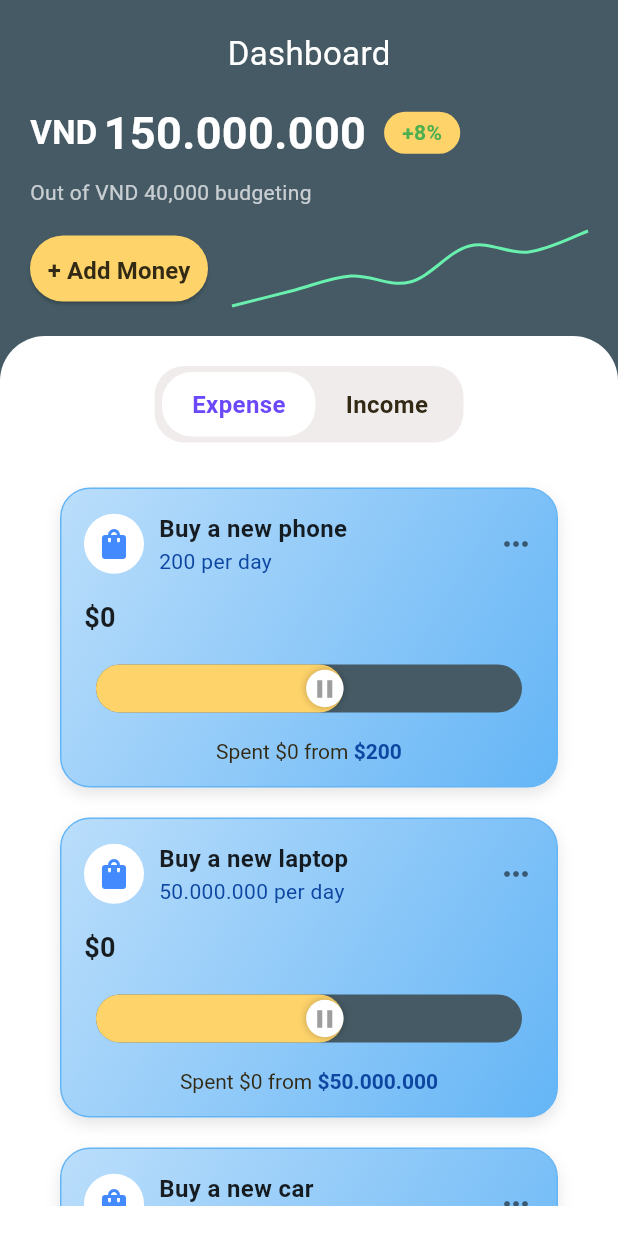
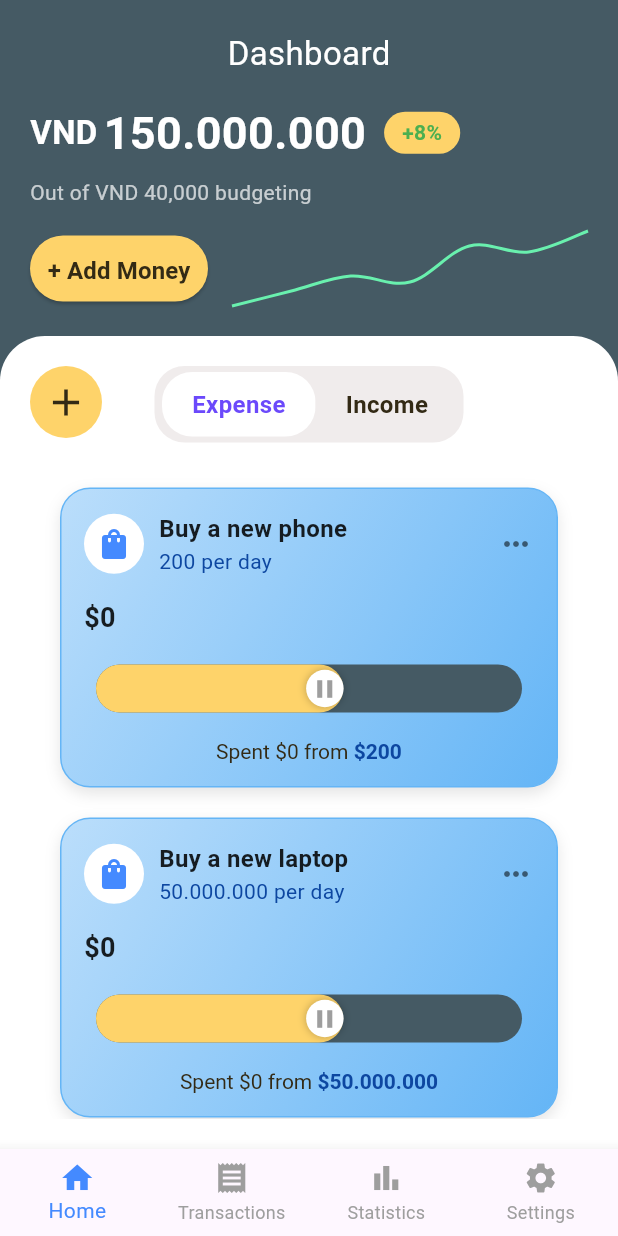
Before and after one commit to phantronghuy/daily-expense-management, a Flutter app: the screen it shows after launch, after a tap on "Let's Start", on a phone screen of 412 x 824 dp. Run offline on Flutter 3.47's test engine with Material 3 defaults, Android fonts, the phone set to English and light mode, and no system bars; drawn by our look-alikes of fl_chart.

Commit message:
[FE/BE][IMPLEMENT] Create CreateTaskPage [DES] Create CreateTaskPage       Create TaskCardManager to control All TaskCard       Modify main screen with 4 tabs

```diff
--- a/lib/obj/Task.dart
+++ b/lib/obj/Task.dart
@@ -1,9 +1,16 @@
+import 'package:daily_expense_management/obj/enum/IdTask.dart';
+
 class Task {
+  late int _id;
   String _title;
   String _description;
   double _amount;
 
-  Task(this._title, this._description, this._amount);
+  Task(this._title, this._description, this._amount) {
+    _id = IdTask.id++;
+  }
+
+  int get id => _id;
 
   String get title => _title;
   String get description => _description;
--- a/lib/obj/TaskCard.dart
+++ b/lib/obj/TaskCard.dart
@@ -1,8 +1,20 @@
 import 'package:daily_expense_management/obj/Task.dart';
+import 'package:daily_expense_management/obj/enum/TypeOfExpense.dart';
 
 class TaskCard extends Task{
   double _currentAmount;
-  TaskCard(super.title, super.description, super.amount) : _currentAmount = 0.0;
+  TypeOfExpense _typeOfExpense;
+  TaskCard(super.title, super.description, super.amount) : _currentAmount = 0.0, _typeOfExpense = TypeOfExpense.Other;
+  TaskCard.withCard(Task task , double currentAmount, TypeOfExpense typeOfExpense)
+    : _currentAmount = currentAmount,
+      _typeOfExpense = typeOfExpense,
+      super(task.title, task.description, task.amount);
+
+  TypeOfExpense get typeOfExpense => _typeOfExpense;
+
+  set typeOfExpense(TypeOfExpense typeOfExpense) {
+    _typeOfExpense = typeOfExpense;
+  }
 
   double get currentAmount => _currentAmount;
 
--- /dev/null
+++ b/lib/obj/enum/IdTask.dart
@@ -0,0 +1,3 @@
+class IdTask {
+  static int id = 0;
+}
--- a/lib/obj/enum/TypeOfExpense.dart
+++ b/lib/obj/enum/TypeOfExpense.dart
@@ -1,4 +1,5 @@
 enum TypeOfExpense {
   Expense,
   Income,
+  Other,
 }
--- /dev/null
+++ b/lib/page/MainScreen.dart
@@ -0,0 +1,63 @@
+
+import 'package:daily_expense_management/page/dashboard_page/DashBoardPage.dart';
+import 'package:daily_expense_management/page/transaction_page/CreateTaskPage.dart';
+import 'package:daily_expense_management/res/colors/MyColors.dart';
+import 'package:flutter/material.dart';
+
+
+class MainScreen extends StatefulWidget {
+  @override
+  _MainScreenState createState() => _MainScreenState();
+}
+
+class _MainScreenState extends State<MainScreen> {
+  int _selectedIndex = 0;
+
+  static List<Widget> _pages = <Widget>[
+    DashboardPage(),
+    Center(child: Text('Statistics Page', style: TextStyle(fontSize: 24))),
+    Center(child: Text('Statistics Page', style: TextStyle(fontSize: 24))),
+    Center(child: Text('Settings Page', style: TextStyle(fontSize: 24))),
+  ];
+
+  void _onItemTapped(int index) {
+    setState(() {
+      _selectedIndex = index;
+    });
+  }
+
+  @override
+  Widget build(BuildContext context) {
+    return Scaffold(
+      backgroundColor: const Color(MyColors.primaryColor),
+      body: SafeArea(
+        child: _pages[_selectedIndex],
+      ),
+      bottomNavigationBar: BottomNavigationBar(
+        type: BottomNavigationBarType.fixed,
+        items: const <BottomNavigationBarItem>[
+          BottomNavigationBarItem(
+            icon: Icon(Icons.home),
+            label: 'Home',
+          ),
+          BottomNavigationBarItem(
+            icon: Icon(Icons.receipt),
+            label: 'Transactions',
+          ),
+          BottomNavigationBarItem(
+            icon: Icon(Icons.bar_chart),
+            label: 'Statistics',
+          ),
+          BottomNavigationBarItem(
+            icon: Icon(Icons.settings),
+            label: 'Settings',
+          ),
+        ],
+        currentIndex: _selectedIndex,
+        selectedItemColor: Colors.blueAccent,
+        unselectedItemColor: Colors.grey,
+        onTap: _onItemTapped,
+      ),
+    );
+  }
+}
--- a/lib/page/dashboard_page/BottomPart.dart
+++ b/lib/page/dashboard_page/BottomPart.dart
@@ -1,6 +1,7 @@
 import 'package:daily_expense_management/obj/TaskCard.dart';
 import 'package:daily_expense_management/page/dashboard_page/TaskCardWidget.dart';
 import 'package:daily_expense_management/page/dashboard_page/ToggleButton.dart';
+import 'package:daily_expense_management/page/transaction_page/CreateTaskPage.dart';
 import 'package:daily_expense_management/res/colors/MyColors.dart';
 import 'package:flutter/material.dart';
 
@@ -44,11 +45,14 @@ class _BottomPartWidgetState extends State<BottomPartWidget> {
         ),
         child: Padding(
           padding: const EdgeInsets.all(20),
-          child: Column(
+          child: Stack(
+            children: [
+              Column(
                 children: [
                   // Expense & Income Toggle
                   Container(
-                padding: const EdgeInsets.symmetric(vertical: 4, horizontal: 5),
+                    padding:
+                        const EdgeInsets.symmetric(vertical: 4, horizontal: 5),
                     width: MediaQuery.of(context).size.width / 2,
                     decoration: BoxDecoration(
                       color: MyColors.grayColor,
@@ -63,12 +67,36 @@ class _BottomPartWidgetState extends State<BottomPartWidget> {
                   const SizedBox(height: 20),
                   Expanded(
                     child: ListView.builder(
-                    itemCount: (isExpenseEnable) ? tasksExpense.length : tasksIncome.length,
+                        itemCount: (isExpenseEnable)
+                            ? tasksExpense.length
+                            : tasksIncome.length,
                         scrollDirection: Axis.vertical,
-                    shrinkWrap : true,
+                        shrinkWrap: true,
                         itemBuilder: (context, index) {
-                      return (isExpenseEnable) ? TaskCardWidget(tasksExpense[index]) : TaskCardWidget(tasksIncome[index]);
+                          return (isExpenseEnable)
+                              ? TaskCardWidget(tasksExpense[index])
+                              : TaskCardWidget(tasksIncome[index]);
                         }),
+                  ),
+                ],
+              ),
+              Container(
+                decoration: const BoxDecoration(
+                  color: Color(MyColors.secondaryColor), // Background color
+                  shape: BoxShape.circle, // Makes it round
+                ),
+                child: IconButton(
+                  onPressed: () {
+                    Navigator.push(
+                      context,
+                      MaterialPageRoute(
+                          builder: (context) => CreateTaskScreen(isExpense: isExpenseEnable)),
+                    );
+                  },
+                  icon: const Icon(Icons.add,
+                      size: 30,
+                      color: Color(MyColors.blackColor)), // Task creation icon
+                ),
               ),
             ],
           ),
--- a/lib/page/dashboard_page/DashBoardPage.dart
+++ b/lib/page/dashboard_page/DashBoardPage.dart
@@ -4,14 +4,10 @@ import 'package:flutter/material.dart';
 import 'package:fl_chart/fl_chart.dart';
 
 class DashboardPage extends StatelessWidget {
-
   @override
   Widget build(BuildContext context) {
     bool isExpenseStatus = true;
-    return Scaffold(
-      backgroundColor: const Color(MyColors.primaryColor),
-      body: SafeArea(
-        child: Column(
+    return Column(
       children: [
         // Top Section
         Container(
@@ -54,8 +50,8 @@ class DashboardPage extends StatelessWidget {
                   ),
                   const SizedBox(width: 12),
                   Container(
-                        padding: const EdgeInsets.symmetric(
-                            horizontal: 12, vertical: 4),
+                    padding:
+                        const EdgeInsets.symmetric(horizontal: 12, vertical: 4),
                     decoration: BoxDecoration(
                       color: const Color(MyColors.secondaryColor),
                       borderRadius: BorderRadius.circular(20),
@@ -91,8 +87,7 @@ class DashboardPage extends StatelessWidget {
                       child: ElevatedButton(
                         onPressed: () {},
                         style: ElevatedButton.styleFrom(
-                              backgroundColor:
-                                  const Color(MyColors.secondaryColor),
+                          backgroundColor: const Color(MyColors.secondaryColor),
                           foregroundColor: const Color(MyColors.blackColor),
                           shape: RoundedRectangleBorder(
                             borderRadius: BorderRadius.circular(25),
@@ -153,8 +148,6 @@ class DashboardPage extends StatelessWidget {
         // White Container (Bottom Part)
         BottomPartWidget(),
       ],
-        ),
-      ),
     );
   }
 }
--- a/lib/page/welcome_page/WelcomePage.dart
+++ b/lib/page/welcome_page/WelcomePage.dart
@@ -1,3 +1,4 @@
+import 'package:daily_expense_management/page/MainScreen.dart';
 import 'package:daily_expense_management/page/dashboard_page/DashBoardPage.dart';
 import 'package:daily_expense_management/res/colors/MyColors.dart';
 import 'package:daily_expense_management/res/images/MyImagesPath.dart';
@@ -64,7 +65,7 @@ class WelcomePage extends StatelessWidget {
     Navigator.push(
       context,
       MaterialPageRoute(
-        builder: (context) => DashboardPage(),
+        builder: (context) => MainScreen(),
       ),
     );
   }
```
Also changed, not shown: lib/obj/enum/TasksCategories.dart (added, +16 -0 lines), lib/obj/manager/TaskCardManager.dart (added, +25 -0 lines), lib/page/transaction_page/CreateTaskPage.dart (added, +123 -0 lines). Lines whose indentation alone changed are shown as unchanged.
